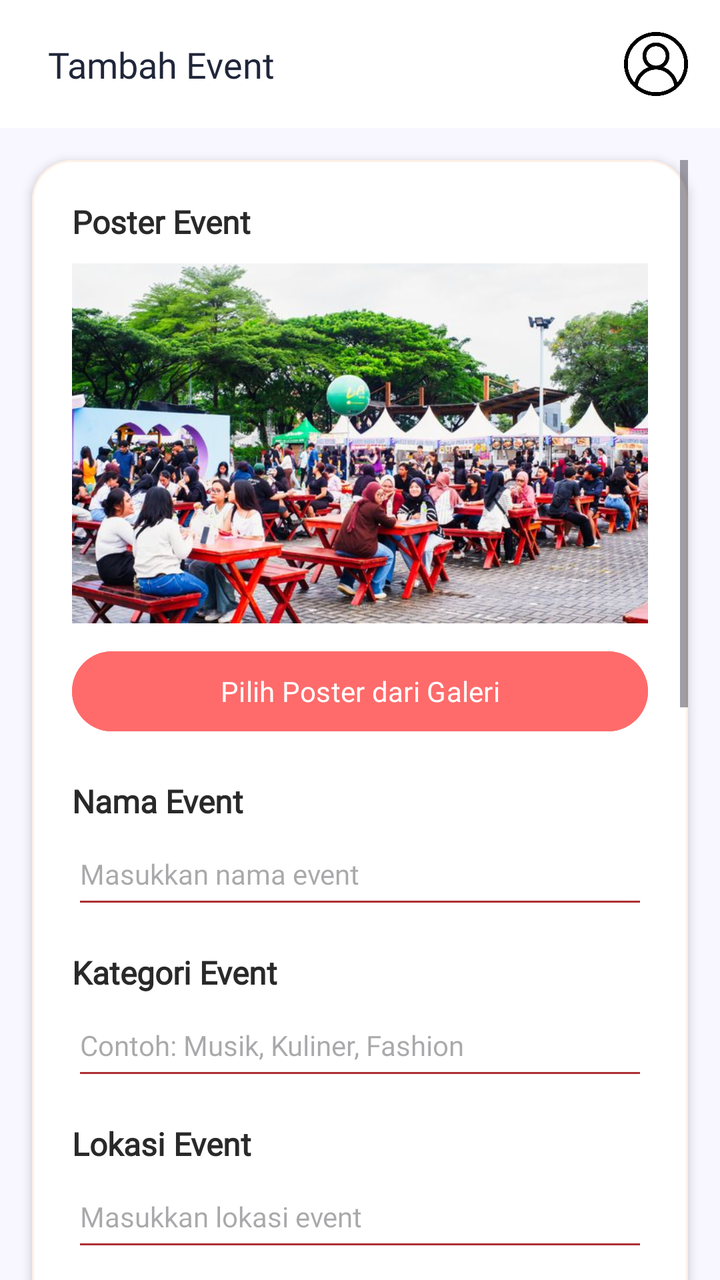
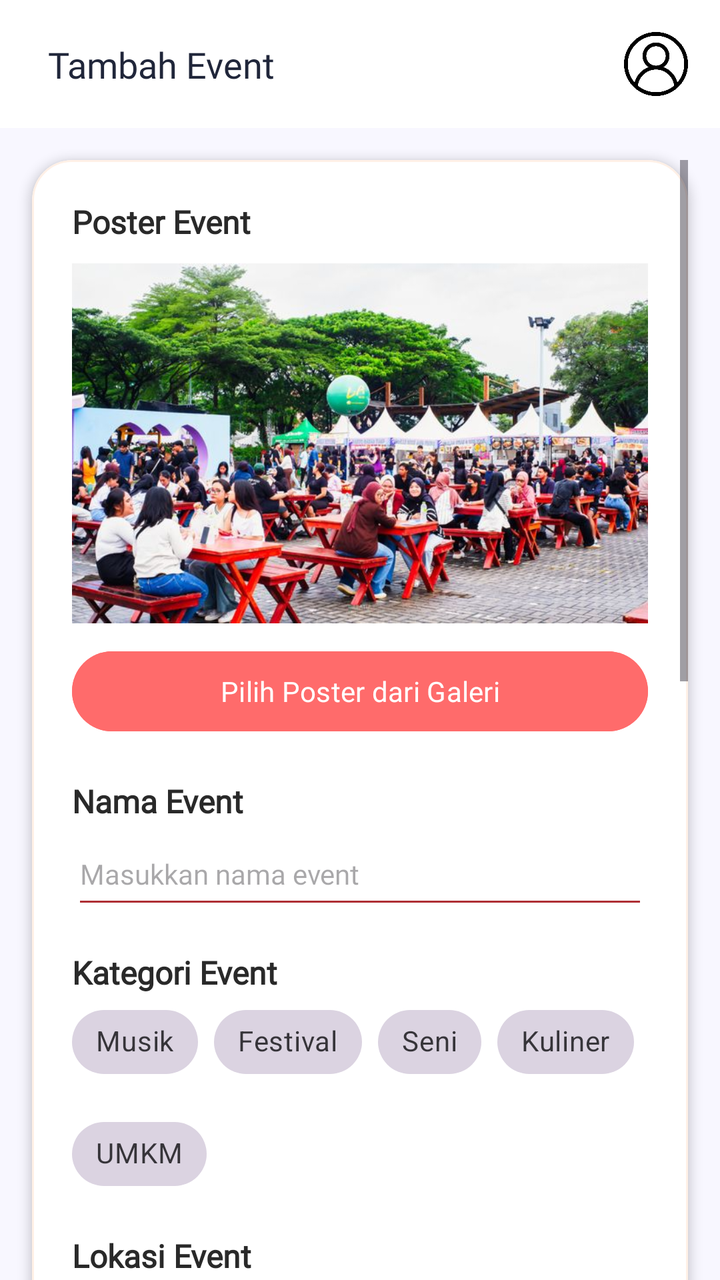

Screens rendered from an Android XML layout before and after an edit, with the pre-edit source and the edit as a unified diff.
<!-- AndroidManifest.xml: application theme Theme.Projek_Ghania_Mobile -->
<!-- res/layout/activity_tambah_event.xml -->
<?xml version="1.0" encoding="utf-8"?>
<androidx.coordinatorlayout.widget.CoordinatorLayout
    xmlns:android="http://schemas.android.com/apk/res/android"
    xmlns:app="http://schemas.android.com/apk/res-auto"
    android:layout_width="match_parent"
    android:layout_height="match_parent"
    android:background="@color/bg">

    
    <com.google.android.material.appbar.AppBarLayout
        android:id="@+id/appBar"
        android:layout_width="match_parent"
        android:layout_height="wrap_content"
        android:background="#FFFFFF"
        android:elevation="2dp">

        <androidx.appcompat.widget.Toolbar
            android:id="@+id/toolbarTambahEvent"
            android:layout_width="match_parent"
            android:layout_height="?attr/actionBarSize">

            <androidx.constraintlayout.widget.ConstraintLayout
                android:layout_width="match_parent"
                android:layout_height="match_parent"
                android:paddingStart="8dp"
                android:paddingEnd="16dp">

                <TextView
                    android:id="@+id/tvTitleToolbar"
                    android:layout_width="wrap_content"
                    android:layout_height="wrap_content"
                    android:fontFamily="@font/nunito_extrabold"
                    android:text="Tambah Event"
                    android:textColor="#20263A"
                    android:textSize="18sp"
                    app:layout_constraintBottom_toBottomOf="parent"
                    app:layout_constraintStart_toStartOf="parent"
                    app:layout_constraintTop_toTopOf="parent" />

                <ImageView
                    android:id="@+id/ivProfile"
                    android:layout_width="32dp"
                    android:layout_height="32dp"
                    android:src="@drawable/ic_profil"
                    android:contentDescription="Profil"
                    app:layout_constraintEnd_toEndOf="parent"
                    app:layout_constraintTop_toTopOf="parent"
                    app:layout_constraintBottom_toBottomOf="parent" />

            </androidx.constraintlayout.widget.ConstraintLayout>
        </androidx.appcompat.widget.Toolbar>
    </com.google.android.material.appbar.AppBarLayout>

    
    <ScrollView
        android:id="@+id/scrollTambahEvent"
        android:layout_width="match_parent"
        android:layout_height="match_parent"
        android:fillViewport="true"
        android:clipToPadding="false"
        android:paddingStart="16dp"
        android:paddingEnd="16dp"
        android:paddingTop="16dp"
        android:paddingBottom="24dp"
        app:layout_behavior="@string/appbar_scrolling_view_behavior">

        
        <com.google.android.material.card.MaterialCardView
            android:id="@+id/cardFormTambahEvent"
            android:layout_width="match_parent"
            android:layout_height="wrap_content"
            app:cardBackgroundColor="#FFFFFF"
            app:cardCornerRadius="20dp"
            app:cardElevation="3dp"
            app:strokeColor="#FFF0E6"
            app:strokeWidth="1dp">

            <LinearLayout
                android:layout_width="match_parent"
                android:layout_height="wrap_content"
                android:orientation="vertical"
                android:padding="20dp">

                
                <TextView
                    android:layout_width="match_parent"
                    android:layout_height="wrap_content"
                    android:text="Poster Event"
                    android:fontFamily="@font/nunito_semibold"
                    android:textColor="#292929"
                    android:textSize="16sp"
                    android:textStyle="bold" />

                <ImageView
                    android:id="@+id/imgPosterEvent"
                    android:layout_width="match_parent"
                    android:layout_height="180dp"
                    android:layout_marginTop="10dp"
                    android:background="#FFE5D1"
                    android:contentDescription="Poster event yang dipilih"
                    android:scaleType="centerCrop"
                    android:src="@drawable/event_pku" />

                <Button
                    android:id="@+id/btnPilihPoster"
                    android:layout_width="match_parent"
                    android:layout_height="wrap_content"
                    android:layout_marginTop="10dp"
                    android:fontFamily="@font/nunito_semibold"
                    android:textColor="#FFFFFF"
                    android:backgroundTint="@color/coral"
                    android:textAllCaps="false"
                    android:text="Pilih Poster dari Galeri" />

                
                <TextView
                    android:layout_width="match_parent"
                    android:layout_height="wrap_content"
                    android:layout_marginTop="20dp"
                    android:text="Nama Event"
                    android:fontFamily="@font/nunito_semibold"
                    android:textColor="#292929"
                    android:textSize="16sp"
                    android:textStyle="bold" />

                <EditText
                    android:id="@+id/edtNamaEvent"
                    android:layout_width="match_parent"
                    android:layout_height="wrap_content"
                    android:hint="Masukkan nama event"
                    android:fontFamily="@font/nunito_regular"
                    android:textColor="#292929"
                    android:textSize="14sp"
                    android:backgroundTint="@color/active_button"
                    android:inputType="textCapSentences"
                    android:minHeight="48dp" />

                
                <TextView
                    android:layout_width="match_parent"
                    android:layout_height="wrap_content"
                    android:layout_marginTop="16dp"
                    android:text="Kategori Event"
                    android:fontFamily="@font/nunito_semibold"
                    android:textColor="#292929"
                    android:textSize="16sp"
                    android:textStyle="bold" />

                <EditText
                    android:id="@+id/edtKategoriEvent"
                    android:layout_width="match_parent"
                    android:layout_height="wrap_content"
                    android:hint="Contoh: Musik, Kuliner, Fashion"
                    android:fontFamily="@font/nunito_regular"
                    android:textColor="#292929"
                    android:textSize="14sp"
                    android:backgroundTint="@color/active_button"
                    android:inputType="textCapSentences"
                    android:minHeight="48dp" />

                
                <TextView
                    android:layout_width="match_parent"
                    android:layout_height="wrap_content"
                    android:layout_marginTop="16dp"
                    android:text="Lokasi Event"
                    android:fontFamily="@font/nunito_semibold"
                    android:textColor="#292929"
                    android:textSize="16sp"
                    android:textStyle="bold" />

                <EditText
                    android:id="@+id/edtLokasiEvent"
                    android:layout_width="match_parent"
                    android:layout_height="wrap_content"
                    android:hint="Masukkan lokasi event"
                    android:fontFamily="@font/nunito_regular"
                    android:textColor="#292929"
                    android:textSize="14sp"
                    android:backgroundTint="@color/active_button"
                    android:inputType="textCapSentences"
                    android:minHeight="48dp" />

                
                <TextView
                    android:layout_width="match_parent"
                    android:layout_height="wrap_content"
                    android:layout_marginTop="16dp"
                    android:text="Tanggal dan Waktu"
                    android:fontFamily="@font/nunito_semibold"
                    android:textColor="#292929"
                    android:textSize="16sp"
                    android:textStyle="bold" />

                <Button
                    android:id="@+id/btnTanggalMulai"
                    android:layout_width="match_parent"
                    android:layout_height="wrap_content"
                    android:fontFamily="@font/nunito_semibold"
                    android:textColor="#FFFFFF"
                    android:backgroundTint="@color/coral"
                    android:textAllCaps="false"
                    android:text="Pilih Tanggal &amp; Waktu Mulai" />

                <Button
                    android:id="@+id/btnTanggalSelesai"
                    android:layout_width="match_parent"
                    android:layout_height="wrap_content"
                    android:layout_marginTop="8dp"
                    android:fontFamily="@font/nunito_semibold"
                    android:textColor="#FFFFFF"
                    android:backgroundTint="@color/coral"
                    android:textAllCaps="false"
                    android:text="Pilih Tanggal &amp; Waktu Selesai" />

                
                <TextView
                    android:layout_width="match_parent"
                    android:layout_height="wrap_content"
                    android:layout_marginTop="16dp"
                    android:text="Jumlah Tenant"
                    android:fontFamily="@font/nunito_semibold"
                    android:textColor="#292929"
                    android:textSize="16sp"
                    android:textStyle="bold" />

                <EditText
                    android:id="@+id/edtJumlahTenant"
                    android:layout_width="match_parent"
                    android:layout_height="wrap_content"
                    android:hint="Masukkan jumlah tenant"
                    android:fontFamily="@font/nunito_regular"
                    android:textColor="#292929"
                    android:textSize="14sp"
                    android:backgroundTint="@color/active_button"
                    android:inputType="number"
                    android:minHeight="48dp" />

                
                <TextView
                    android:layout_width="match_parent"
                    android:layout_height="wrap_content"
                    android:layout_marginTop="16dp"
                    android:text="Harga Tiket"
                    android:fontFamily="@font/nunito_semibold"
                    android:textColor="#292929"
                    android:textSize="16sp"
                    android:textStyle="bold" />

                <EditText
                    android:id="@+id/edtHargaMinimum"
                    android:layout_width="match_parent"
                    android:layout_height="wrap_content"
                    android:hint="Harga minimum tiket"
                    android:fontFamily="@font/nunito_regular"
                    android:textColor="#292929"
                    android:textSize="14sp"
                    android:backgroundTint="@color/active_button"
                    android:inputType="number"
                    android:minHeight="48dp" />

                <EditText
                    android:id="@+id/edtHargaRegular"
                    android:layout_width="match_parent"
                    android:layout_height="wrap_content"
                    android:hint="Harga tiket regular"
                    android:fontFamily="@font/nunito_regular"
                    android:textColor="#292929"
                    android:textSize="14sp"
                    android:backgroundTint="@color/active_button"
                    android:inputType="number"
                    android:minHeight="48dp" />

                <EditText
                    android:id="@+id/edtHargaVip"
                    android:layout_width="match_parent"
                    android:layout_height="wrap_content"
                    android:hint="Harga tiket VIP"
                    android:fontFamily="@font/nunito_regular"
                    android:textColor="#292929"
                    android:textSize="14sp"
                    android:backgroundTint="@color/active_button"
                    android:inputType="number"
                    android:minHeight="48dp" />

                <EditText
                    android:id="@+id/edtHargaBundling"
                    android:layout_width="match_parent"
                    android:layout_height="wrap_content"
                    android:hint="Harga tiket bundling"
                    android:fontFamily="@font/nunito_regular"
                    android:textColor="#292929"
                    android:textSize="14sp"
                    android:backgroundTint="@color/active_button"
                    android:inputType="number"
                    android:minHeight="48dp" />

                
                <Button
                    android:id="@+id/btnSimpanEvent"
                    android:layout_width="match_parent"
                    android:layout_height="wrap_content"
                    android:layout_marginTop="28dp"
                    android:layout_marginBottom="8dp"
                    android:fontFamily="@font/nunito_semibold"
                    android:textColor="#FFFFFF"
                    android:backgroundTint="@color/coral"
                    android:textAllCaps="false"
                    android:text="Simpan Event" />

            </LinearLayout>
        </com.google.android.material.card.MaterialCardView>
    </ScrollView>
</androidx.coordinatorlayout.widget.CoordinatorLayout>
<!-- resources referenced by this layout -->
<resources>
  <color name="active_button">#AE2F34</color>
  <color name="bg">#F8F7FF</color>
  <color name="coral">#FF6B6B</color>
  <!-- drawable event_pku: jpg bitmap (drawable, 94504 bytes) -->
  <!-- drawable ic_profil: png bitmap (drawable, 24852 bytes) -->
  <style name="Theme.Projek_Ghania_Mobile" parent="Base.Theme.Projek_Ghania_Mobile" />
  <style name="Base.Theme.Projek_Ghania_Mobile" parent="Theme.Material3.DayNight.NoActionBar">
          
          
      </style>
</resources>

<!-- the commit's change to res/layout/activity_tambah_event.xml (unified diff, before → after) -->
@@ -146,17 +146,56 @@
                     android:textSize="16sp"
                     android:textStyle="bold" />
 
-                <EditText
-                    android:id="@+id/edtKategoriEvent"
-                    android:layout_width="match_parent"
-                    android:layout_height="wrap_content"
-                    android:hint="Contoh: Musik, Kuliner, Fashion"
-                    android:fontFamily="@font/nunito_regular"
-                    android:textColor="#292929"
-                    android:textSize="14sp"
-                    android:backgroundTint="@color/active_button"
-                    android:inputType="textCapSentences"
-                    android:minHeight="48dp" />
+                <com.google.android.material.chip.ChipGroup
+                    android:id="@+id/chipGroupKategoriEvent"
+                    android:layout_width="match_parent"
+                    android:layout_height="wrap_content"
+                    app:singleSelection="false"
+                    app:selectionRequired="false"
+                    app:chipSpacingHorizontal="8dp"
+                    app:chipSpacingVertical="8dp">
+
+                    <com.google.android.material.chip.Chip
+                        android:id="@+id/chipMusik"
+                        style="@style/Widget.MaterialComponents.Chip.Choice"
+                        android:layout_width="wrap_content"
+                        android:layout_height="wrap_content"
+                        android:text="Musik"
+                        android:checkable="true" />
+
+                    <com.google.android.material.chip.Chip
+                        android:id="@+id/chipFestival"
+                        style="@style/Widget.MaterialComponents.Chip.Choice"
+                        android:layout_width="wrap_content"
+                        android:layout_height="wrap_content"
+                        android:text="Festival"
+                        android:checkable="true" />
+
+                    <com.google.android.material.chip.Chip
+                        android:id="@+id/chipSeni"
+                        style="@style/Widget.MaterialComponents.Chip.Choice"
+                        android:layout_width="wrap_content"
+                        android:layout_height="wrap_content"
+                        android:text="Seni"
+                        android:checkable="true" />
+
+                    <com.google.android.material.chip.Chip
+                        android:id="@+id/chipKuliner"
+                        style="@style/Widget.MaterialComponents.Chip.Choice"
+                        android:layout_width="wrap_content"
+                        android:layout_height="wrap_content"
+                        android:text="Kuliner"
+                        android:checkable="true" />
+
+                    <com.google.android.material.chip.Chip
+                        android:id="@+id/chipUmkm"
+                        style="@style/Widget.MaterialComponents.Chip.Choice"
+                        android:layout_width="wrap_content"
+                        android:layout_height="wrap_content"
+                        android:text="UMKM"
+                        android:checkable="true" />
+
+                </com.google.android.material.chip.ChipGroup>
 
                 
                 <TextView
